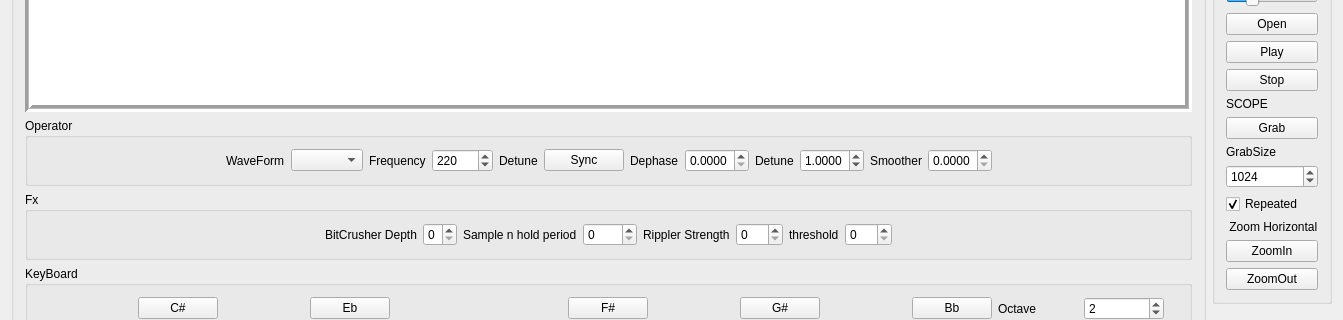
djeemie2000/SynthPlayground, file Synth5/mainwindow.ui: the form before one commit; both pictures show x 0 to 1343 and y 135 to 455 of the 1343 by 544 pixel window.
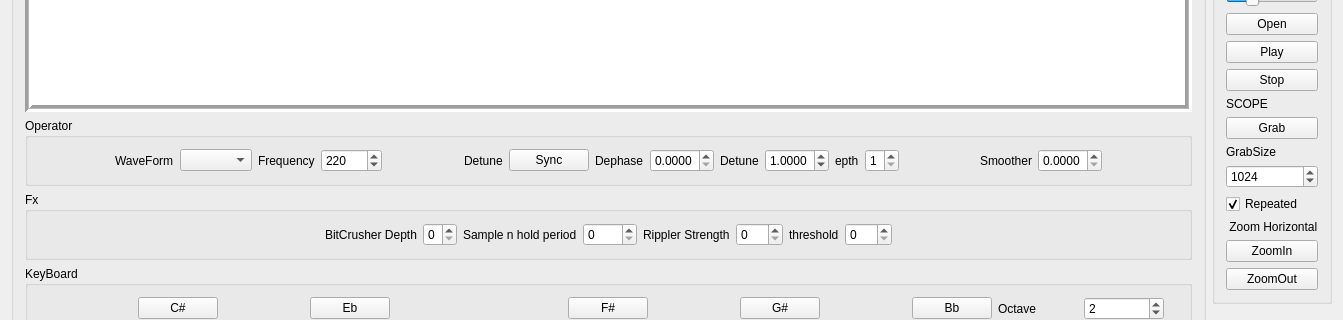
The form after the commit.

Commit message: Selectable detuned oscillator depth

Patch:
```diff
--- a/Synth5/mainwindow.ui
+++ b/Synth5/mainwindow.ui
@@ -116,6 +116,19 @@
             </property>
            </widget>
           </item>
+          <item>
+           <spacer name="horizontalSpacer_14">
+            <property name="orientation">
+             <enum>Qt::Horizontal</enum>
+            </property>
+            <property name="sizeHint" stdset="0">
+             <size>
+              <width>40</width>
+              <height>20</height>
+             </size>
+            </property>
+           </spacer>
+          </item>
           <item>
            <widget class="QLabel" name="label_6">
             <property name="text">
@@ -173,6 +186,36 @@
             </property>
            </widget>
           </item>
+          <item>
+           <widget class="QLabel" name="label_2">
+            <property name="text">
+             <string>epth</string>
+            </property>
+           </widget>
+          </item>
+          <item>
+           <widget class="QSpinBox" name="spinBox_DetuneDepth">
+            <property name="minimum">
+             <number>1</number>
+            </property>
+            <property name="maximum">
+             <number>8</number>
+            </property>
+           </widget>
+          </item>
+          <item>
+           <spacer name="horizontalSpacer_13">
+            <property name="orientation">
+             <enum>Qt::Horizontal</enum>
+            </property>
+            <property name="sizeHint" stdset="0">
+             <size>
+              <width>40</width>
+              <height>20</height>
+             </size>
+            </property>
+           </spacer>
+          </item>
           <item>
            <widget class="QLabel" name="label_15">
             <property name="text">
```
The commit also changes 5 other files.
